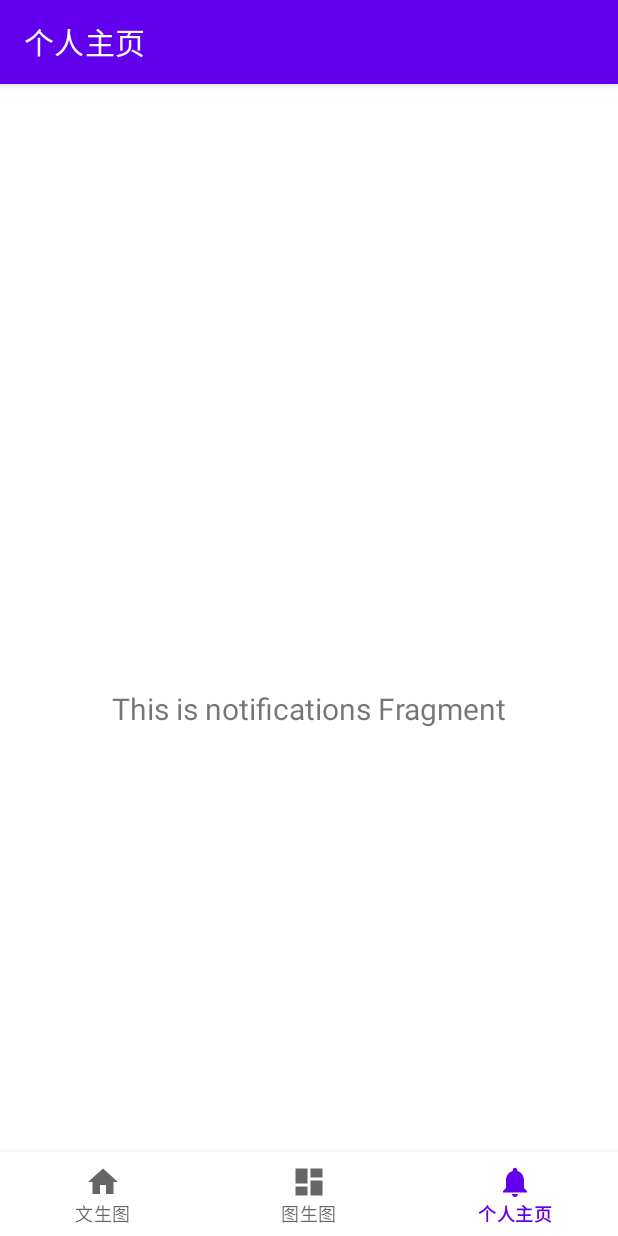
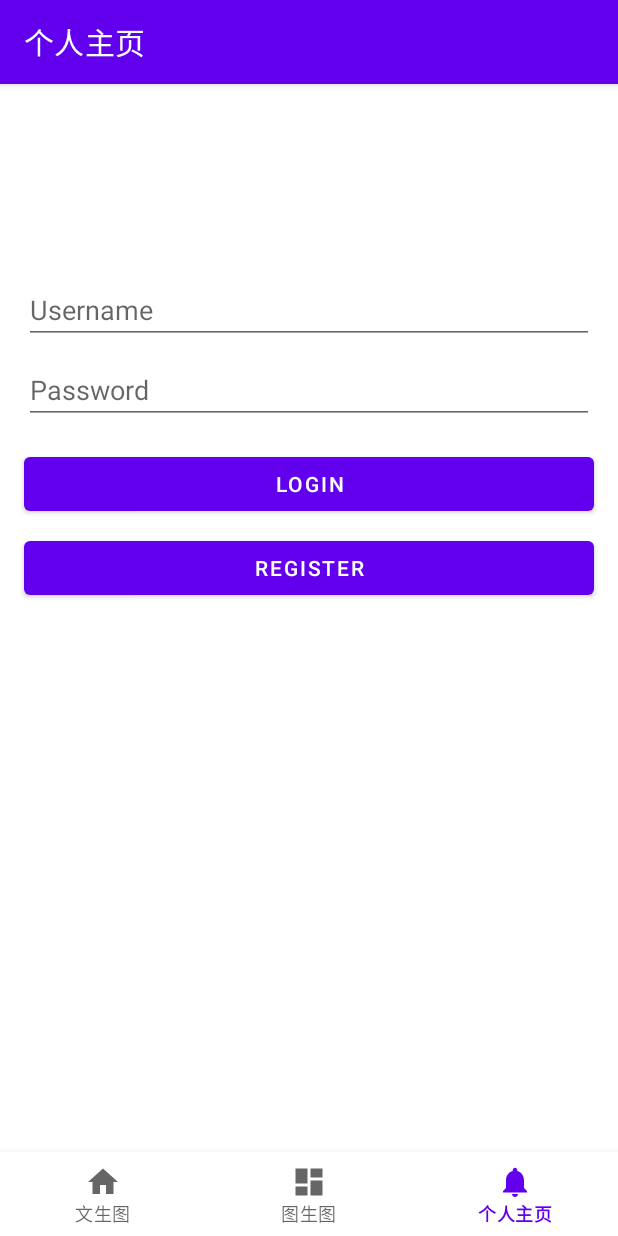
Before and after one commit to lyx0902/WiseBrush, an Android app built with Jetpack Compose: the NotificationsFragment screen opened through its navigation route, on a phone screen of 412 x 824 dp. Run offline under Robolectric (Android 15) with nearby library versions, the phone set to English and light mode, and no system bars; our stand-ins replace navigation-ui.

Commit message:
update Personnel Module by lyx

```diff
--- a/app/src/main/java/com/example/bottomnavigation1/ui/notifications/NotificationsFragment.kt
+++ b/app/src/main/java/com/example/bottomnavigation1/ui/notifications/NotificationsFragment.kt
@@ -4,35 +4,38 @@ import android.os.Bundle
 import android.view.LayoutInflater
 import android.view.View
 import android.view.ViewGroup
-import android.widget.TextView
 import androidx.fragment.app.Fragment
-import androidx.lifecycle.ViewModelProvider
+import androidx.fragment.app.viewModels
 import com.example.bottomnavigation1.databinding.FragmentNotificationsBinding
 
 class NotificationsFragment : Fragment() {
 
     private var _binding: FragmentNotificationsBinding? = null
-
-    // This property is only valid between onCreateView and
-    // onDestroyView.
     private val binding get() = _binding!!
+    private val viewModel: NotificationsViewModel by viewModels()
 
     override fun onCreateView(
-        inflater: LayoutInflater,
-        container: ViewGroup?,
+        inflater: LayoutInflater, container: ViewGroup?,
         savedInstanceState: Bundle?
     ): View {
-        val notificationsViewModel =
-            ViewModelProvider(this).get(NotificationsViewModel::class.java)
+        _binding = FragmentNotificationsBinding.inflate(inflater, container, false)
+        return binding.root
+    }
 
-        _binding = FragmentNotificationsBinding.inflate(inflater, container, false)
-        val root: View = binding.root
+    override fun onViewCreated(view: View, savedInstanceState: Bundle?) {
+        super.onViewCreated(view, savedInstanceState)
 
-        val textView: TextView = binding.textNotifications
-        notificationsViewModel.text.observe(viewLifecycleOwner) {
-            textView.text = it
+        binding.loginButton.setOnClickListener {
+            val username = binding.username.text.toString()
+            val password = binding.password.text.toString()
+            viewModel.login(username, password)
         }
-        return root
+
+        binding.registerButton.setOnClickListener {
+            val username = binding.username.text.toString()
+            val password = binding.password.text.toString()
+            viewModel.register(username, password)
+        }
     }
 
     override fun onDestroyView() {
--- a/app/src/main/java/com/example/bottomnavigation1/ui/notifications/NotificationsViewModel.kt
+++ b/app/src/main/java/com/example/bottomnavigation1/ui/notifications/NotificationsViewModel.kt
@@ -1,13 +1,20 @@
 package com.example.bottomnavigation1.ui.notifications
 
-import androidx.lifecycle.LiveData
-import androidx.lifecycle.MutableLiveData
 import androidx.lifecycle.ViewModel
+import androidx.lifecycle.viewModelScope
+import kotlinx.coroutines.launch
 
 class NotificationsViewModel : ViewModel() {
 
-    private val _text = MutableLiveData<String>().apply {
-        value = "This is notifications Fragment"
+    fun login(username: String, password: String) {
+        viewModelScope.launch {
+            // Implement login logic here
+        }
     }
-    val text: LiveData<String> = _text
+
+    fun register(username: String, password: String) {
+        viewModelScope.launch {
+            // Implement registration logic here
+        }
+    }
 }
--- a/app/src/main/res/layout/fragment_notifications.xml
+++ b/app/src/main/res/layout/fragment_notifications.xml
@@ -17,6 +17,57 @@
         android:textSize="20sp"
         app:layout_constraintBottom_toBottomOf="parent"
         app:layout_constraintEnd_toEndOf="parent"
+        app:layout_constraintHorizontal_bias="1.0"
         app:layout_constraintStart_toStartOf="parent"
-        app:layout_constraintTop_toTopOf="parent" />
+        app:layout_constraintTop_toTopOf="parent"
+        app:layout_constraintVertical_bias="0.031" />
+
+    <EditText
+        android:id="@+id/username"
+        android:layout_width="0dp"
+        android:layout_height="wrap_content"
+        android:hint="Username"
+        app:layout_constraintTop_toBottomOf="@id/text_notifications"
+        app:layout_constraintStart_toStartOf="parent"
+        app:layout_constraintEnd_toEndOf="parent"
+        android:layout_marginTop="16dp"
+        android:layout_marginStart="16dp"
+        android:layout_marginEnd="16dp"/>
+
+    <EditText
+        android:id="@+id/password"
+        android:layout_width="0dp"
+        android:layout_height="wrap_content"
+        android:hint="Password"
+        android:inputType="textPassword"
+        app:layout_constraintTop_toBottomOf="@id/username"
+        app:layout_constraintStart_toStartOf="parent"
+        app:layout_constraintEnd_toEndOf="parent"
+        android:layout_marginTop="8dp"
+        android:layout_marginStart="16dp"
+        android:layout_marginEnd="16dp"/>
+
+    <Button
+        android:id="@+id/login_button"
+        android:layout_width="0dp"
+        android:layout_height="wrap_content"
+        android:text="Login"
+        app:layout_constraintTop_toBottomOf="@id/password"
+        app:layout_constraintStart_toStartOf="parent"
+        app:layout_constraintEnd_toEndOf="parent"
+        android:layout_marginTop="16dp"
+        android:layout_marginStart="16dp"
+        android:layout_marginEnd="16dp"/>
+
+    <Button
+        android:id="@+id/register_button"
+        android:layout_width="0dp"
+        android:layout_height="wrap_content"
+        android:text="Register"
+        app:layout_constraintTop_toBottomOf="@id/login_button"
+        app:layout_constraintStart_toStartOf="parent"
+        app:layout_constraintEnd_toEndOf="parent"
+        android:layout_marginTop="8dp"
+        android:layout_marginStart="16dp"
+        android:layout_marginEnd="16dp"/>
 </androidx.constraintlayout.widget.ConstraintLayout>
```
